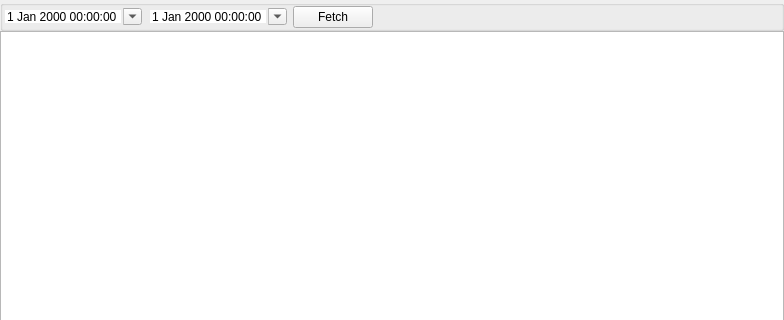
Before: the Qt Designer form reference/orderreferencewidget.ui in ytxerp/ytx-client, drawn with Qt 5; both pictures show x 0 to 784 and y 0 to 320 of the 784 by 567 pixel window.
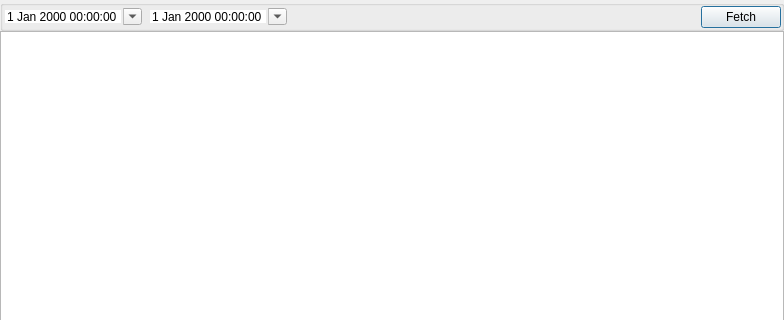
After: the same form once the commit is applied. Custom widgets are drawn as their Qt base class.

```diff
--- a/reference/orderreferencewidget.ui
+++ b/reference/orderreferencewidget.ui
@@ -77,14 +77,7 @@
        </widget>
       </item>
       <item>
-       <widget class="QPushButton" name="pBtnFetch">
-        <property name="text">
-         <string>Fetch</string>
-        </property>
-       </widget>
-      </item>
-      <item>
-       <spacer name="horizontalSpacer_3">
+       <spacer name="horizontalSpacer">
         <property name="orientation">
          <enum>Qt::Orientation::Horizontal</enum>
         </property>
@@ -96,6 +89,19 @@
         </property>
        </spacer>
       </item>
+      <item>
+       <widget class="QPushButton" name="pBtnFetch">
+        <property name="text">
+         <string>Fetch</string>
+        </property>
+        <property name="autoDefault">
+         <bool>true</bool>
+        </property>
+        <property name="default">
+         <bool>true</bool>
+        </property>
+       </widget>
+      </item>
      </layout>
     </widget>
    </item>
```
